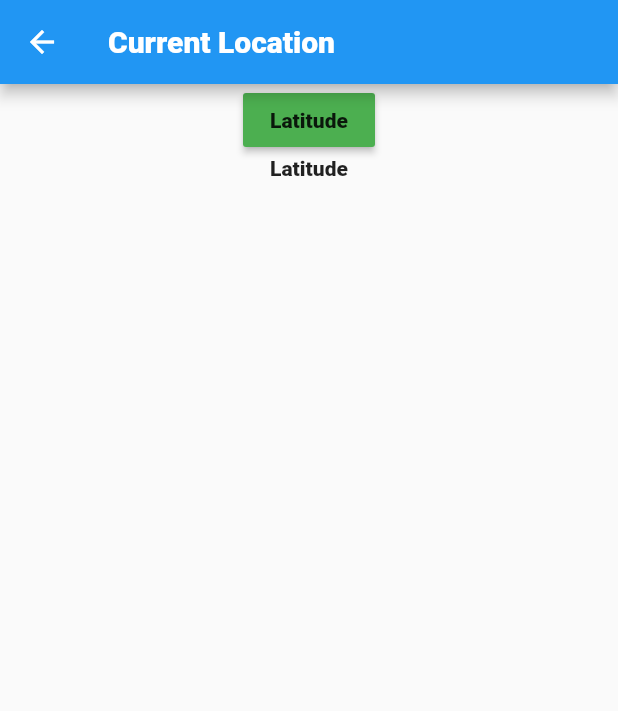
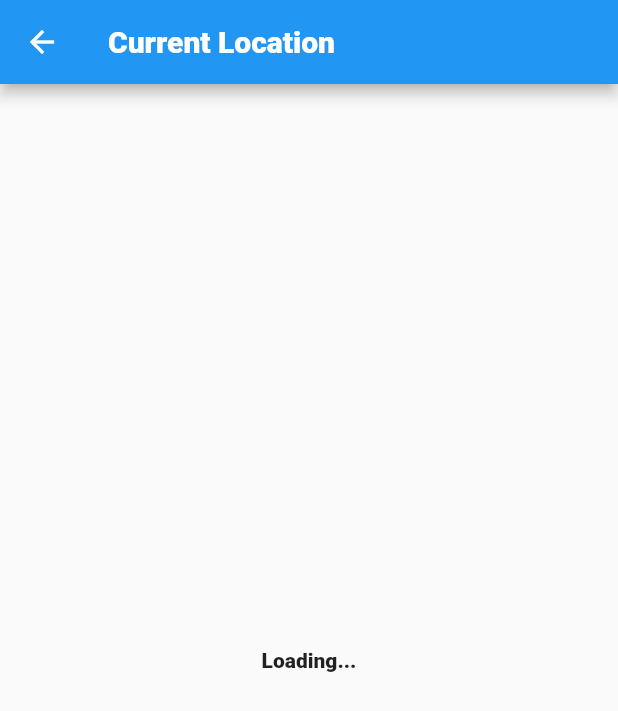
Before and after one commit to Harshal624/Service_Manager_Assessment, a Flutter app: the ShowLocation screen opened directly, on a phone screen of 412 x 824 dp. Shown: the top 711 px of the screen. Run offline on Flutter 3.47's test engine with Material 2 defaults, Android fonts, the phone set to English and light mode, and no system bars; our stand-ins replace dotted_line, fluttertoast, geolocator, hexcolor; missing offline and left inert: geocoder.

Commit message:
Initial commit

```diff
--- a/lib/location/showlocation.dart
+++ b/lib/location/showlocation.dart
@@ -9,9 +9,8 @@ class ShowLocation extends StatefulWidget {
 
 class _ShowLocationState extends State<ShowLocation> {
   Position currentLoc;
-  String lat = "Latitude";
+  String lat;
   Coordinates coordinates;
-  String first;
 
   getUserLocation() async {
     currentLoc = await locate();
@@ -20,7 +19,6 @@ class _ShowLocationState extends State<ShowLocation> {
         await Geocoder.local.findAddressesFromCoordinates(coordinates);
 
     setState(() {
-      // lat = currentLoc.latitude.toString();
       lat = address.first.addressLine;
     });
   }
@@ -30,32 +28,21 @@ class _ShowLocationState extends State<ShowLocation> {
   }
 
   @override
+  void initState() {
+    // TODO: implement initState
+    super.initState();
+    getUserLocation();
+  }
+
+  @override
   Widget build(BuildContext context) {
     return Scaffold(
       appBar: AppBar(
         title: Text("Current Location"),
       ),
       body: Center(
-        child: Column(
-          children: [
-            RaisedButton(
-              color: Colors.green,
-              onPressed: () {
-                getUserLocation();
-              },
-              child: Text("Latitude"),
-            ),
-            Text(lat),
-          ],
-        ),
+        child: Text(lat ?? 'Loading...'),
       ),
     );
   }
 }
-
-/*Future<String> showLoc() async{
-  Position position = await getCurrentPosition(desiredAccuracy: LocationAccuracy.high);
-  String latitude = position.latitude.toString();
-  Fluttertoast.showToast(msg: latitude);
-  return latitude;
-}*/
```
